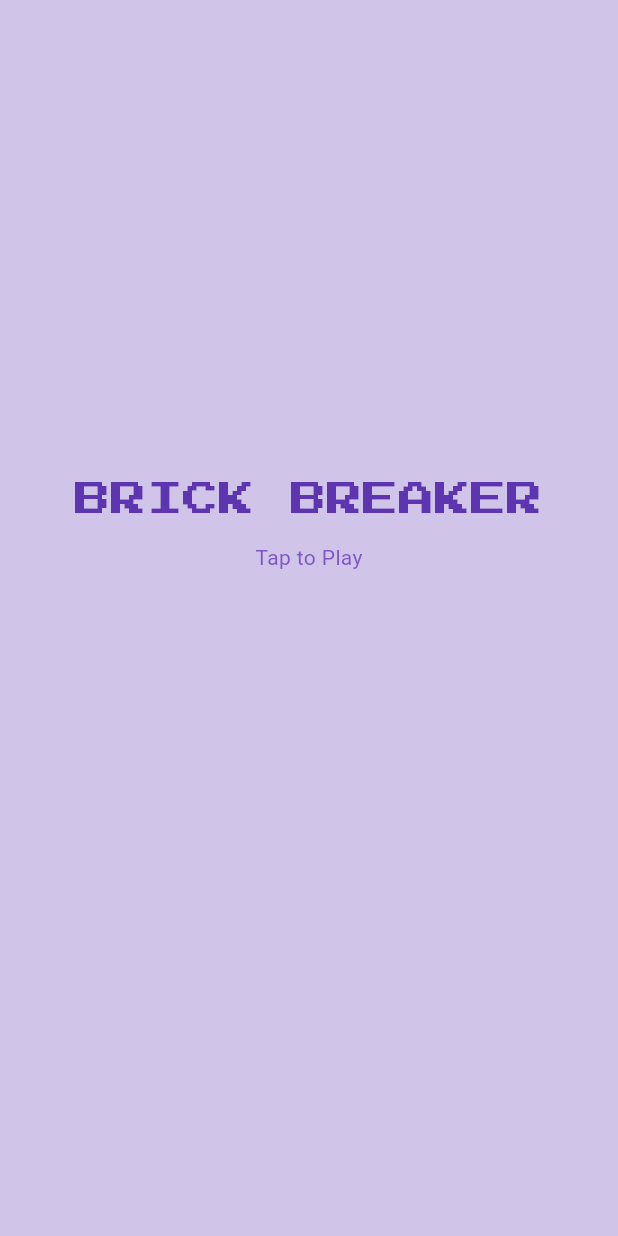
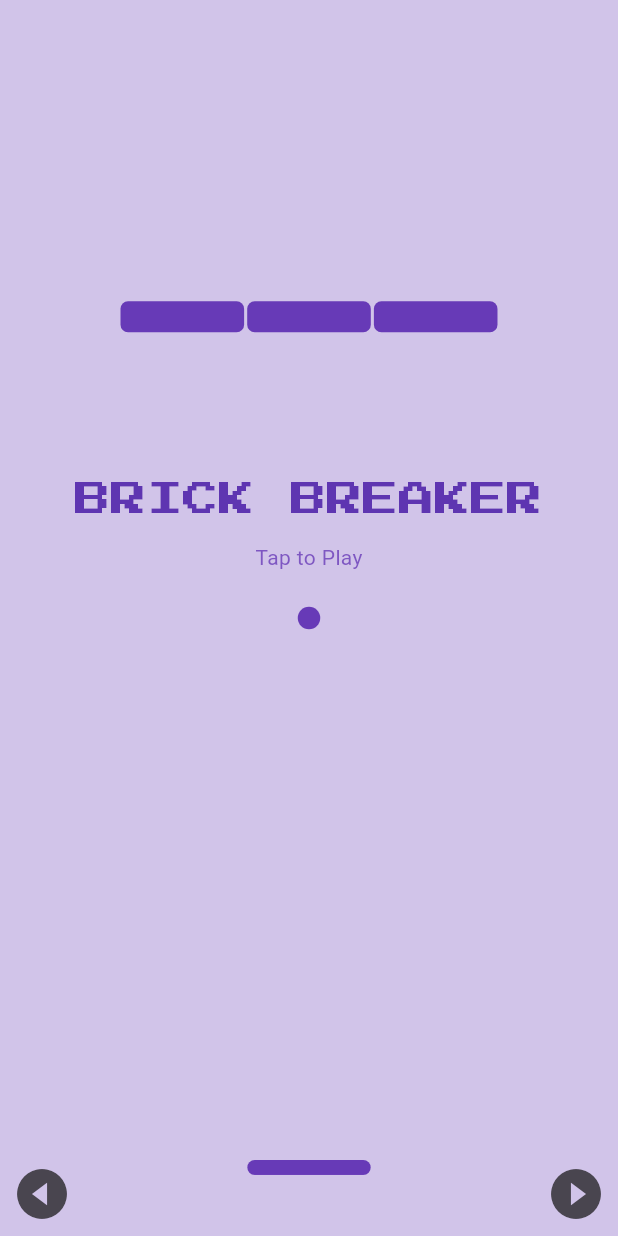
Before and after one commit to DiljithAK/brick_breacker_with_provider, a Flutter app: the screen it shows after launch, on a phone screen of 412 x 824 dp. Run offline on Flutter 3.47's test engine with Material 3 defaults, Android fonts, the phone set to English and light mode, and no system bars; drawn by our look-alikes of avatar_glow; our stand-ins replace google_fonts.

Commit message:
Brick breaker game first level with provider

```diff
--- a/lib/ui/home/home_screen.dart
+++ b/lib/ui/home/home_screen.dart
@@ -1,7 +1,13 @@
 import 'package:brick_breacker_with_provider/core/providers/game_flow_provider.dart';
 import 'package:brick_breacker_with_provider/ui/home/cover_screen.dart';
+import 'package:brick_breacker_with_provider/ui/home/widget/ball.dart';
+import 'package:brick_breacker_with_provider/ui/home/widget/brick.dart';
+import 'package:brick_breacker_with_provider/ui/home/widget/game_over.dart';
+import 'package:brick_breacker_with_provider/ui/home/widget/player.dart';
 import 'package:flutter/material.dart';
 import 'package:provider/provider.dart';
+
+import 'dart:math' as math;
 
 class HomeScreen extends StatelessWidget {
   const HomeScreen({super.key});
@@ -9,13 +15,49 @@ class HomeScreen extends StatelessWidget {
   @override
   Widget build(BuildContext context) {
     return Consumer<GameFlowProvider>(builder: (context, value, child) {
-      return Scaffold(
-        backgroundColor: Colors.deepPurple[100],
-        body: const Center(
-          child: Stack(
-            children: [
-              CoverScreen(),
-            ],
+      return GestureDetector(
+        onTap: value.startGame,
+        child: Scaffold(
+          backgroundColor: Colors.deepPurple[100],
+          body: Center(
+            child: Stack(
+              children: [
+                CoverScreen(),
+                GameOver(
+                  isGameOver: value.isGameOver,
+                  playAgain: value.restartGame,
+                ),
+                Ball(),
+                Player(),
+                for (var brick in value.bricks)
+                  Brick(
+                    brickHeight: GameFlowProvider.brickHeight,
+                    brickWidth: GameFlowProvider.brickWidth,
+                    brickX: brick[0],
+                    brickY: brick[1],
+                    brickBroken: brick[2],
+                  ),
+                Container(
+                alignment: const Alignment(0, 1),
+                child: Row(
+                  mainAxisAlignment: MainAxisAlignment.spaceBetween,
+                  children: [
+                    Transform.rotate(
+                      angle: 180 * math.pi / 180,
+                      child: IconButton(
+                        onPressed: () => value.moveLeft(),
+                        icon: const Icon(Icons.play_circle_filled, size: 40),
+                      ),
+                    ),
+                    IconButton(
+                      onPressed: () => value.moveRight(),
+                      icon: const Icon(Icons.play_circle_filled, size: 40),
+                    ),
+                  ],
+                ),
+              ),
+              ],
+            ),
           ),
         ),
       );
--- /dev/null
+++ b/lib/ui/home/widget/ball.dart
@@ -0,0 +1,39 @@
+import 'package:avatar_glow/avatar_glow.dart';
+import 'package:brick_breacker_with_provider/core/providers/game_flow_provider.dart';
+import 'package:flutter/material.dart';
+import 'package:provider/provider.dart';
+
+class Ball extends StatelessWidget {
+  const Ball({super.key});
+
+  @override
+  Widget build(BuildContext context) {
+    return Consumer<GameFlowProvider>(
+      builder: (context, value, state) => Container(
+        alignment: Alignment(value.ballX, value.ballY),
+        child: value.isGameStarted
+            ? const BallWidget()
+            : const AvatarGlow(
+                endRadius: 60.0,
+                child: BallWidget(),
+              ),
+      ),
+    );
+  }
+}
+
+class BallWidget extends StatelessWidget {
+  const BallWidget({super.key});
+
+  @override
+  Widget build(BuildContext context) {
+    return Container(
+      height: 15,
+      width: 15,
+      decoration: const BoxDecoration(
+        color: Colors.deepPurple,
+        shape: BoxShape.circle,
+      ),
+    );
+  }
+}
--- /dev/null
+++ b/lib/ui/home/widget/brick.dart
@@ -0,0 +1,34 @@
+import 'package:flutter/material.dart';
+
+class Brick extends StatelessWidget {
+  final double brickHeight;
+  final double brickWidth;
+  final double brickX;
+  final double brickY;
+  final bool brickBroken;
+  const Brick({
+    super.key,
+    required this.brickHeight,
+    required this.brickWidth,
+    required this.brickX,
+    required this.brickY,
+    required this.brickBroken,
+  });
+
+  @override
+  Widget build(BuildContext context) {
+    return brickBroken
+        ? Container()
+        : Container(
+            alignment: Alignment((2 * brickX + brickWidth) / (2 - brickWidth), brickY),
+            child: Container(
+              height: MediaQuery.of(context).size.height * brickHeight / 2,
+              width: MediaQuery.of(context).size.width * brickWidth / 2,
+              decoration: BoxDecoration(
+                color: Colors.deepPurple,
+                borderRadius: BorderRadius.circular(5),
+              ),
+            ),
+          );
+  }
+}
--- /dev/null
+++ b/lib/ui/home/widget/game_over.dart
@@ -0,0 +1,52 @@
+import 'package:flutter/material.dart';
+import 'package:google_fonts/google_fonts.dart';
+
+class GameOver extends StatelessWidget {
+  final bool isGameOver;
+  final void Function() playAgain;
+  const GameOver({
+    super.key,
+    required this.isGameOver,
+    required this.playAgain,
+  });
+
+  static var gameFont = GoogleFonts.pressStart2p(
+      textStyle: TextStyle(
+          color: Colors.deepPurple[600], letterSpacing: 0, fontSize: 24));
+
+  @override
+  Widget build(BuildContext context) {
+    return isGameOver
+        ? Stack(
+            children: [
+              Container(
+                alignment: const Alignment(0, -0.2),
+                child: Text(
+                  "G A M E  O V E R",
+                  style: gameFont,
+                ),
+              ),
+              Container(
+                alignment: const Alignment(0, 0),
+                child: GestureDetector(
+                  onTap: playAgain,
+                  child: ClipRRect(
+                    borderRadius: BorderRadius.circular(12),
+                    child: Container(
+                      padding: const EdgeInsets.all(10),
+                      color: Colors.deepPurple,
+                      child: const Text(
+                        "Play again",
+                        style: TextStyle(
+                          color: Colors.white,
+                        ),
+                      ),
+                    ),
+                  ),
+                ),
+              ),
+            ],
+          )
+        : Container();
+  }
+}
--- /dev/null
+++ b/lib/ui/home/widget/player.dart
@@ -0,0 +1,30 @@
+import 'package:brick_breacker_with_provider/core/providers/game_flow_provider.dart';
+import 'package:flutter/material.dart';
+import 'package:provider/provider.dart';
+
+class Player extends StatelessWidget {
+  const Player({super.key});
+
+  @override
+  Widget build(BuildContext context) {
+    return Consumer<GameFlowProvider>(
+      builder: (context, value, state) {
+        final playerX =
+            (2 * value.playerX + value.playerWidth) / (2 - value.playerWidth);
+        final playerWidth =
+            MediaQuery.of(context).size.width * value.playerWidth / 2;
+        return Container(
+          alignment: Alignment(playerX, 0.9),
+          child: ClipRRect(
+            borderRadius: BorderRadius.circular(10),
+            child: Container(
+              height: 10,
+              width: playerWidth,
+              color: Colors.deepPurple,
+            ),
+          ),
+        );
+      },
+    );
+  }
+}
```
Also changed, not shown: lib/core/providers/game_flow_provider.dart (+191 -0 lines).
